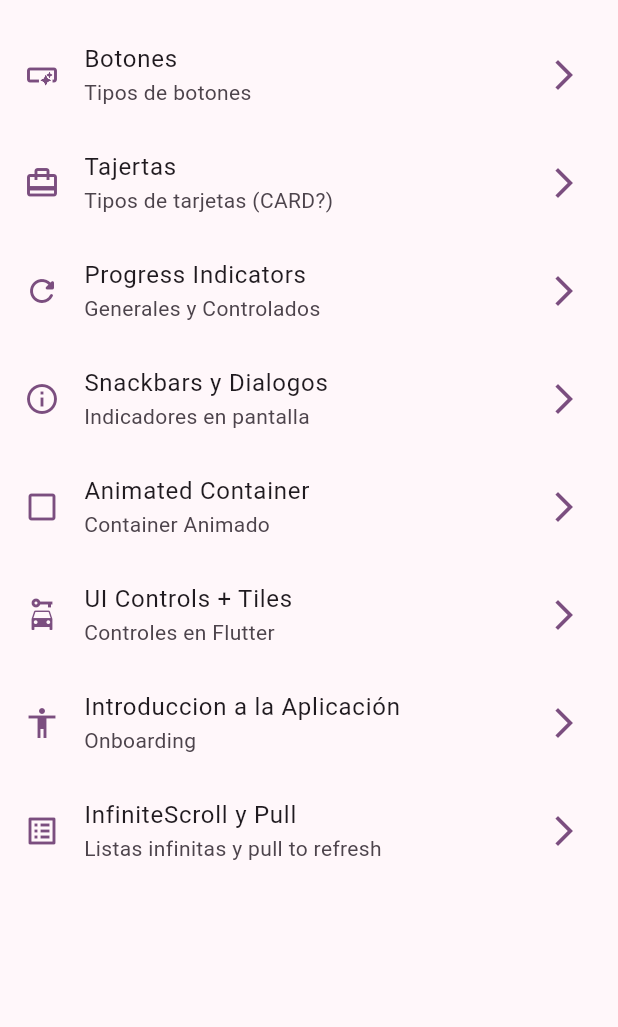
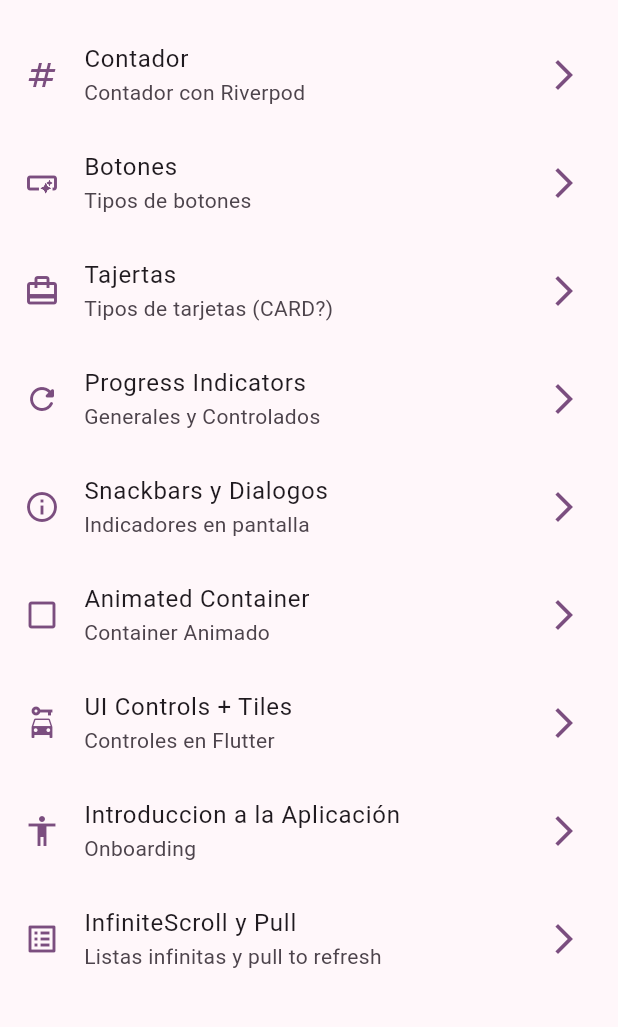
Before and after one commit to Nbravo1905/flutter_learning, a Flutter app: the screen it shows after launch, on a phone screen of 412 x 824 dp, the part 63-1090 px from its top. Run offline on Flutter 3.47's test engine with Material 2 defaults, Android fonts, the phone set to English and light mode, and no system bars; our stand-ins replace animate_do, flutter_riverpod, go_router.

Commit message:
Implementacion de Riverpod

```diff
--- a/widgets_app/lib/config/menu/menu_item.dart
+++ b/widgets_app/lib/config/menu/menu_item.dart
@@ -16,6 +16,13 @@ class MenuItem {
 }
 
 const appMenuItems = <MenuItem>[
+
+  MenuItem(
+    title: 'Contador',
+    subTitle: 'Contador con Riverpod',
+    link: '/counter',
+    icon: Icons.numbers
+  ),
 
   MenuItem(
     title: 'Botones',
--- a/widgets_app/lib/config/router/app_router.dart
+++ b/widgets_app/lib/config/router/app_router.dart
@@ -7,6 +7,10 @@ final appRouter = GoRouter(
     GoRoute(
       path: '/',
       builder: (context, state) => const HomeScreen(),
+    ),
+    GoRoute(
+      path: '/counter',
+      builder: (context, state) => const CounterScreen(),
     ),
     GoRoute(
       path: '/buttons',
--- /dev/null
+++ b/widgets_app/lib/presentation/providers/counter.provider.dart
@@ -0,0 +1,4 @@
+import 'package:flutter_riverpod/flutter_riverpod.dart';
+
+
+final counterProvider = StateProvider((ref) => 5);
--- /dev/null
+++ b/widgets_app/lib/presentation/providers/theme_provider.dart
@@ -0,0 +1,4 @@
+import 'package:flutter_riverpod/flutter_riverpod.dart';
+
+
+final isDarkModeProvider = StateProvider<bool>((ref) => false);
--- a/widgets_app/lib/presentation/screens/screens.dart
+++ b/widgets_app/lib/presentation/screens/screens.dart
@@ -7,3 +7,4 @@ export 'package:widgets_app/presentation/screens/ui_controls/ui_controls_screen.
 export 'package:widgets_app/presentation/screens/buttons/buttons_screen.dart';
 export 'package:widgets_app/presentation/screens/cards/cards_screen.dart';
 export 'package:widgets_app/presentation/screens/home/home_screen.dart';
+export 'package:widgets_app/presentation/screens/counter/counter_screen.dart';
--- a/widgets_app/pubspec.yaml
+++ b/widgets_app/pubspec.yaml
@@ -10,6 +10,7 @@ dependencies:
   animate_do: ^3.0.2
   flutter:
     sdk: flutter
+  flutter_riverpod: ^2.3.6
   go_router: ^7.0.1
 
 dev_dependencies:
```
Also changed, not shown: widgets_app/lib/main.dart (+6 -2 lines), widgets_app/lib/presentation/screens/counter/counter_screen.dart (added, +45 -0 lines), widgets_app/pubspec.lock.
